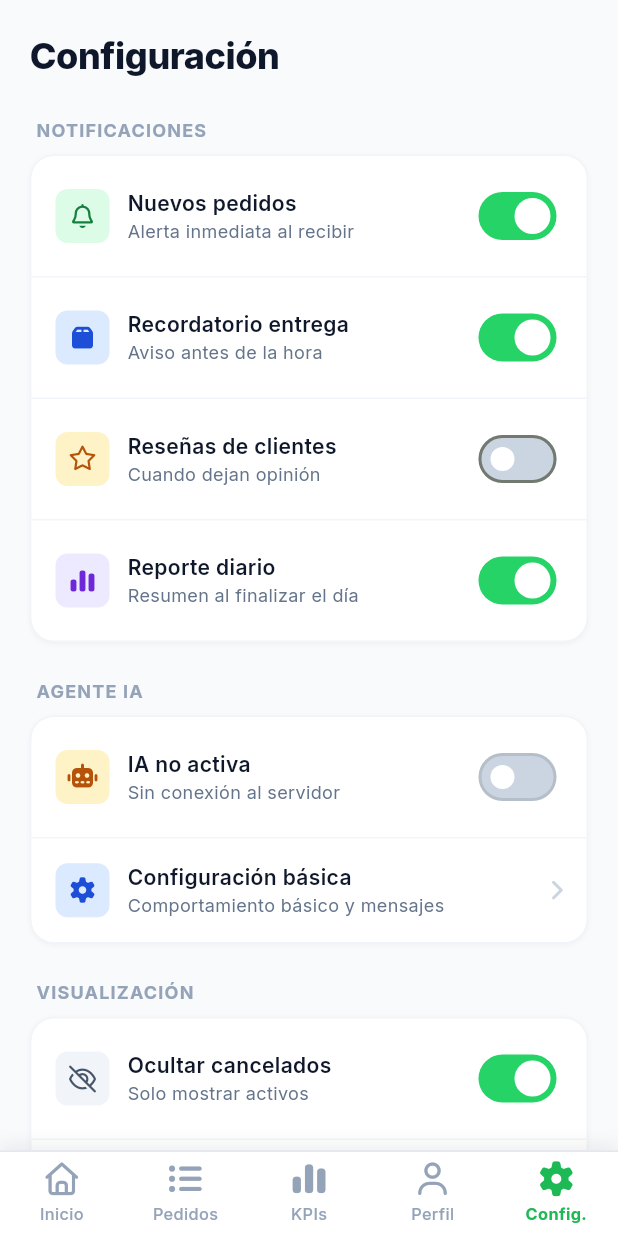
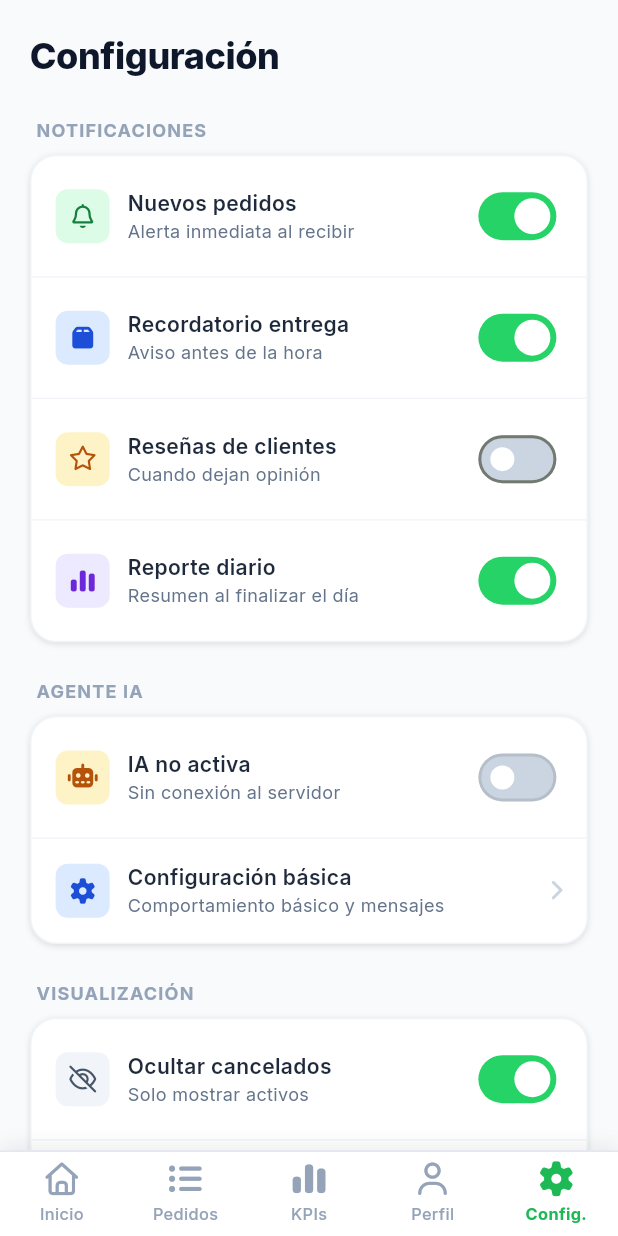
Before and after one commit to Curcolor/ProntoApp-, a Flutter app: the ManagerMainScreen screen opened by its route, item 5 of the bottom bar chosen, on a phone screen of 412 x 824 dp. Run offline on Flutter 3.47's test engine with Material 3 defaults, Android fonts, the phone set to English and light mode, and no system bars; our stand-ins replace flutter_svg, font_awesome_flutter, google_fonts, shared_preferences; accounts and stored records are empty; network calls fail.

Commit message:
fix(ui): config — settings-group rounded 17.38 + doble sombra y título de fila en #1E293B (como el diseño Figma)

```diff
--- a/lib/features/manager/screens/settings_screen.dart
+++ b/lib/features/manager/screens/settings_screen.dart
@@ -211,13 +211,18 @@
     return Container(
       decoration: BoxDecoration(
         color: AppColors.surface,
-        borderRadius: BorderRadius.circular(16),
-        border: Border.all(color: AppColors.borderLight, width: 1),
+        borderRadius: BorderRadius.circular(17.38),
+        border: Border.all(color: AppColors.borderLight, width: 1.09),
         boxShadow: [
           BoxShadow(
+            color: Colors.black.withValues(alpha: 0.08),
+            blurRadius: 3.26,
+            offset: const Offset(0, 1.09),
+          ),
+          BoxShadow(
             color: Colors.black.withValues(alpha: 0.04),
-            blurRadius: 2,
-            offset: const Offset(0, 1),
+            blurRadius: 2.17,
+            offset: const Offset(0, 1.09),
           ),
         ],
       ),
@@ -263,7 +268,7 @@
                 Text(
                   title,
                   style: GoogleFonts.inter(
-                    color: AppColors.textPrimary, // Or specific title color
+                    color: const Color(0xFF1E293B), // diseño tr-name (#1E293B)
                     fontSize: 14,
                     fontWeight: FontWeight.w600,
                   ),
@@ -329,7 +334,7 @@
                   Text(
                     title,
                     style: GoogleFonts.inter(
-                      color: AppColors.textPrimary,
+                      color: const Color(0xFF1E293B), // diseño tr-name (#1E293B)
                       fontSize: 14,
                       fontWeight: FontWeight.w600,
                     ),
```
